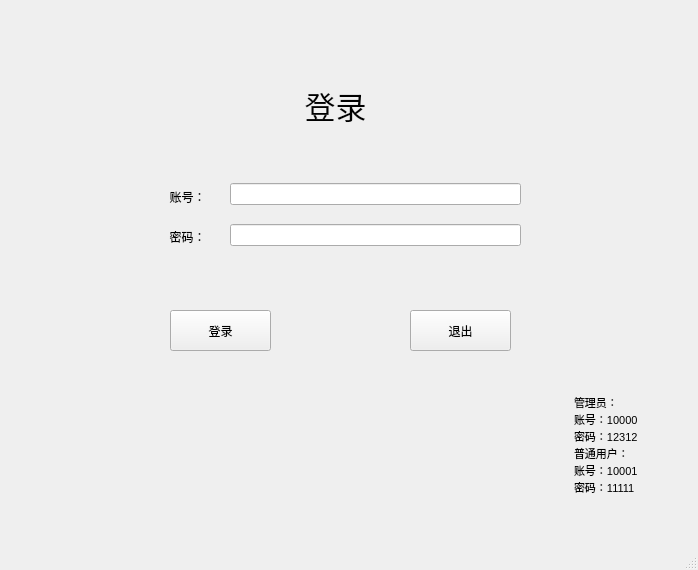
Qt form login.ui (ClarkKenty/QT-C-) before a commit.
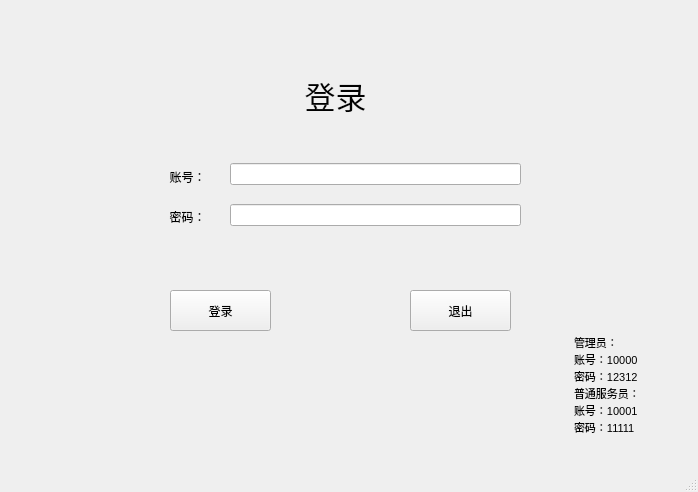
The same form after that commit.

Commit message: 加入服务员序号功能

Diff of the .ui file:
```diff
--- a/login.ui
+++ b/login.ui
@@ -7,7 +7,7 @@
     <x>0</x>
     <y>0</y>
     <width>698</width>
-    <height>570</height>
+    <height>492</height>
    </rect>
   </property>
   <property name="windowTitle">
@@ -21,7 +21,7 @@
     <property name="geometry">
      <rect>
       <x>150</x>
-      <y>180</y>
+      <y>160</y>
       <width>75</width>
       <height>34</height>
      </rect>
@@ -44,7 +44,7 @@
     <property name="geometry">
      <rect>
       <x>150</x>
-      <y>220</y>
+      <y>200</y>
       <width>75</width>
       <height>34</height>
      </rect>
@@ -67,7 +67,7 @@
     <property name="geometry">
      <rect>
       <x>170</x>
-      <y>310</y>
+      <y>290</y>
       <width>101</width>
       <height>41</height>
      </rect>
@@ -80,7 +80,7 @@
     <property name="geometry">
      <rect>
       <x>410</x>
-      <y>310</y>
+      <y>290</y>
       <width>101</width>
       <height>41</height>
      </rect>
@@ -93,7 +93,7 @@
     <property name="geometry">
      <rect>
       <x>230</x>
-      <y>170</y>
+      <y>150</y>
       <width>291</width>
       <height>91</height>
      </rect>
@@ -119,7 +119,7 @@
     <property name="geometry">
      <rect>
       <x>570</x>
-      <y>390</y>
+      <y>330</y>
       <width>111</width>
       <height>111</height>
      </rect>
@@ -139,7 +139,7 @@
 &lt;p style=&quot; margin-top:0px; margin-bottom:0px; margin-left:0px; margin-right:0px; -qt-block-indent:0; text-indent:0px;&quot;&gt;&lt;span style=&quot; font-size:8pt;&quot;&gt;管理员：&lt;/span&gt;&lt;/p&gt;
 &lt;p style=&quot; margin-top:0px; margin-bottom:0px; margin-left:0px; margin-right:0px; -qt-block-indent:0; text-indent:0px;&quot;&gt;&lt;span style=&quot; font-size:8pt;&quot;&gt;账号：10000&lt;/span&gt;&lt;/p&gt;
 &lt;p style=&quot; margin-top:0px; margin-bottom:0px; margin-left:0px; margin-right:0px; -qt-block-indent:0; text-indent:0px;&quot;&gt;&lt;span style=&quot; font-size:8pt;&quot;&gt;密码：12312&lt;/span&gt;&lt;/p&gt;
-&lt;p style=&quot; margin-top:0px; margin-bottom:0px; margin-left:0px; margin-right:0px; -qt-block-indent:0; text-indent:0px;&quot;&gt;&lt;span style=&quot; font-size:8pt;&quot;&gt;普通用户：&lt;/span&gt;&lt;/p&gt;
+&lt;p style=&quot; margin-top:0px; margin-bottom:0px; margin-left:0px; margin-right:0px; -qt-block-indent:0; text-indent:0px;&quot;&gt;&lt;span style=&quot; font-size:8pt;&quot;&gt;普通服务员：&lt;/span&gt;&lt;/p&gt;
 &lt;p style=&quot; margin-top:0px; margin-bottom:0px; margin-left:0px; margin-right:0px; -qt-block-indent:0; text-indent:0px;&quot;&gt;&lt;span style=&quot; font-size:8pt;&quot;&gt;账号：10001&lt;/span&gt;&lt;/p&gt;
 &lt;p style=&quot; margin-top:0px; margin-bottom:0px; margin-left:0px; margin-right:0px; -qt-block-indent:0; text-indent:0px;&quot;&gt;&lt;span style=&quot; font-size:8pt;&quot;&gt;密码：11111&lt;/span&gt;&lt;/p&gt;&lt;/body&gt;&lt;/html&gt;</string>
     </property>
@@ -148,7 +148,7 @@
     <property name="geometry">
      <rect>
       <x>150</x>
-      <y>70</y>
+      <y>60</y>
       <width>371</width>
       <height>71</height>
      </rect>
```
The commit also changes 7 other files.
